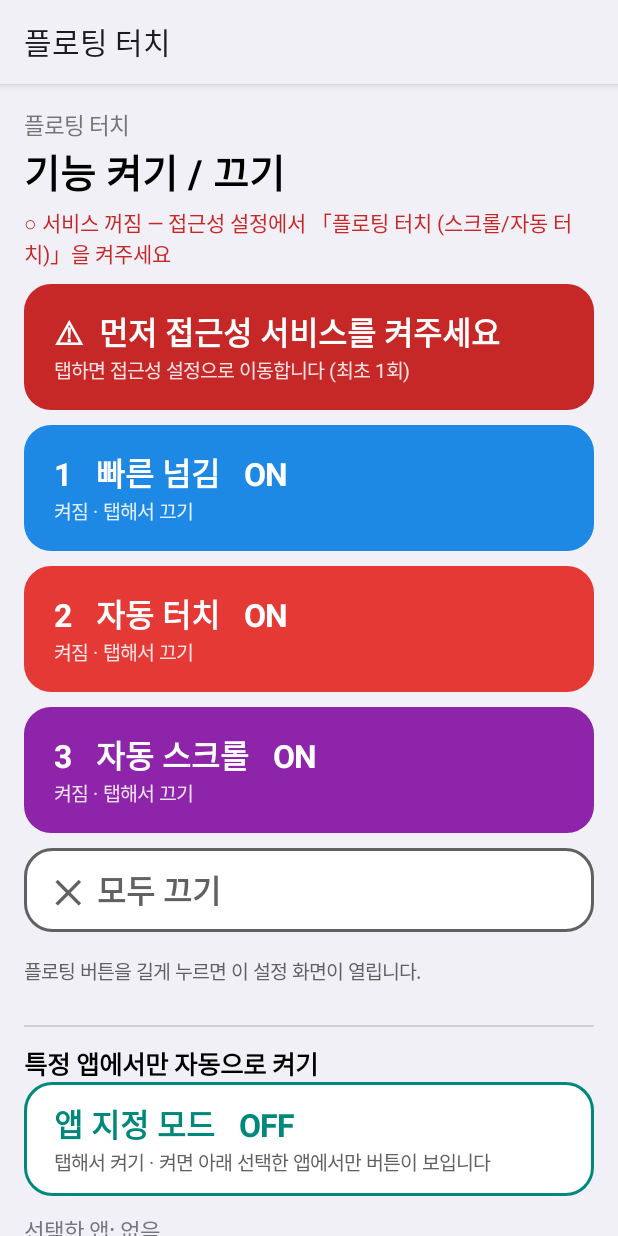
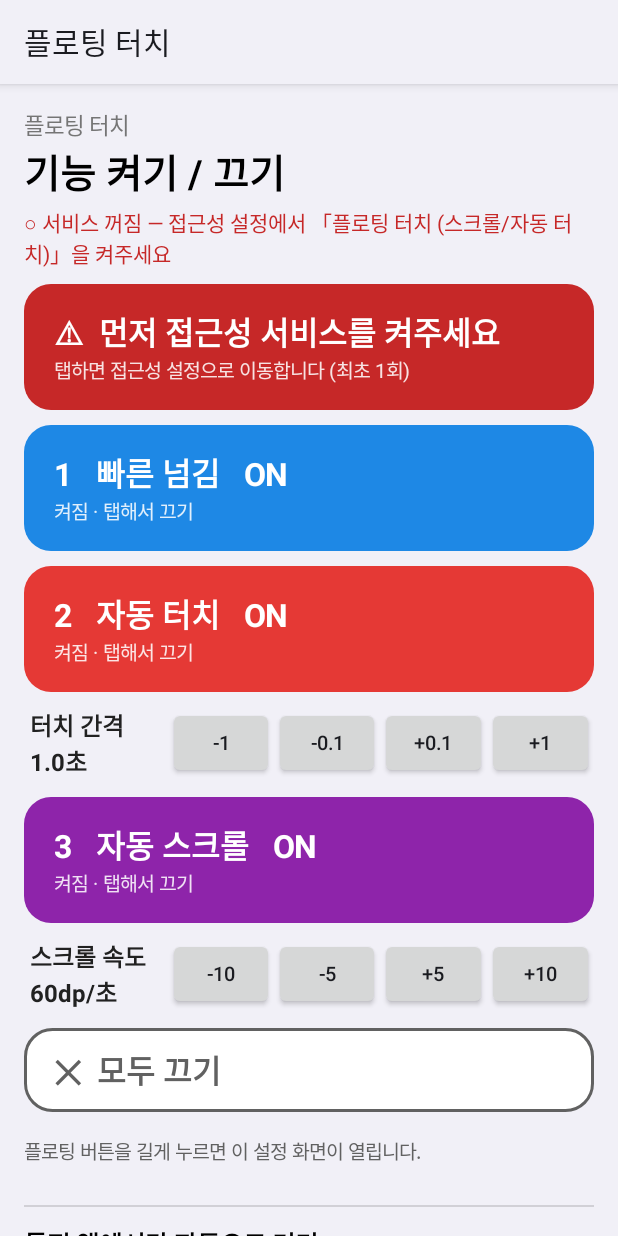
Before and after one commit to yeolmoolover/Portfolio_1, an Android app: the screen it shows after launch (MainActivity), on a phone screen of 412 x 824 dp. Run offline under Robolectric (Android 15) with nearby library versions, the phone set to English and light mode, and no system bars.

Commit message:
FloatingTouch: quick tap-interval and scroll-speed controls on top
Show the auto-tap interval and auto-scroll speed with +/- buttons
directly under their ON/OFF cards so they are easy to find.

Co-Authored-By: Claude Opus 5.5 <noreply@anthropic.com>
Claude-Session: https://claude.ai/code/session_01McFbrZLMB1usAAg51CjLM3

```diff
--- a/FloatingTouch/app/src/main/java/com/portfolio/floatingtouch/MainActivity.kt
+++ b/FloatingTouch/app/src/main/java/com/portfolio/floatingtouch/MainActivity.kt
@@ -92,7 +92,15 @@ class MainActivity : Activity() {
 
         featureToggle(Feature.SCROLL, "1", "빠른 넘김", "누를 때마다 한 페이지씩 넘김", 0xFF1E88E5.toInt())
         featureToggle(Feature.TAP, "2", "자동 터치", "지정한 위치를 반복 터치", 0xFFE53935.toInt())
+        quickRow(
+            "터치 간격  ${fmtInterval(prefs.tapIntervalMs)}초",
+            listOf("-1" to -1000L, "-0.1" to -100L, "+0.1" to 100L, "+1" to 1000L),
+        ) { prefs.tapIntervalMs = prefs.tapIntervalMs + it }
         featureToggle(Feature.AUTO, "3", "자동 스크롤", "천천히 계속 스크롤 (속도 조절)", 0xFF8E24AA.toInt())
+        quickRow(
+            "스크롤 속도  ${prefs.autoSpeedDp}dp/초",
+            listOf("-10" to -10L, "-5" to -5L, "+5" to 5L, "+10" to 10L),
+        ) { prefs.autoSpeedDp = prefs.autoSpeedDp + it.toInt() }
         bigButton("✕  모두 끄기", null, 0xFF616161.toInt(), false, heightDp = 56) {
             Controls.allOff(this); refresh()
         }
@@ -248,7 +256,7 @@ class MainActivity : Activity() {
         hint("빨간 조준점(⊕)을 원하는 위치로 끌어다 놓고 ▶ 버튼을 누르면 그 위치를 반복 터치합니다. 다시 누르면 정지합니다. 실행 중에는 조준점을 옮길 수 없습니다.")
         // 1.0 ~ 10.0초, 0.1초 단위
         seekRow(
-            label = { "터치 간격: ${String.format(Locale.US, "%.1f", it / 10.0 + 1.0)}초" },
+            label = { "터치 간격: ${String.format(Locale.US, "%.1f", it / 10.0 + 1.0)}초 (1.0 ~ 10.0초, 실행 중 변경 시 다음 터치부터 반영)" },
             max = 90,
             initial = ((prefs.tapIntervalMs - 1000) / 100).toInt(),
         ) { prefs.tapIntervalMs = 1000L + it * 100L }
@@ -456,6 +464,28 @@ class MainActivity : Activity() {
             .show()
     }
 
+    private fun fmtInterval(ms: Long) = String.format(Locale.US, "%.1f", ms / 1000.0)
+
+    /** 큰 기능 버튼 바로 아래의 빠른 조절 줄: [라벨]  [-] [-] [+] [+] */
+    private fun quickRow(label: String, steps: List<Pair<String, Long>>, onStep: (Long) -> Unit) {
+        root.addView(LinearLayout(this).apply {
+            orientation = LinearLayout.HORIZONTAL
+            gravity = Gravity.CENTER_VERTICAL
+            setPadding(dp(4), 0, 0, dp(12))
+            addView(TextView(context).apply {
+                text = label; textSize = 16f; typeface = Typeface.DEFAULT_BOLD
+                setTextColor(0xFF212121.toInt())
+            }, LinearLayout.LayoutParams(0, WRAP_CONTENT, 1.3f))
+            steps.forEach { (text, step) ->
+                addView(Button(context).apply {
+                    this.text = text; isAllCaps = false; textSize = 13f
+                    minWidth = 0; minimumWidth = 0
+                    setOnClickListener { onStep(step); refresh() }
+                }, LinearLayout.LayoutParams(0, WRAP_CONTENT, 1f))
+            }
+        })
+    }
+
     private fun toast(msg: String) = Toast.makeText(this, msg, Toast.LENGTH_SHORT).show()
 
     private abstract class SimpleSeek : SeekBar.OnSeekBarChangeListener {
```
Also changed, not shown: 1 other file.
